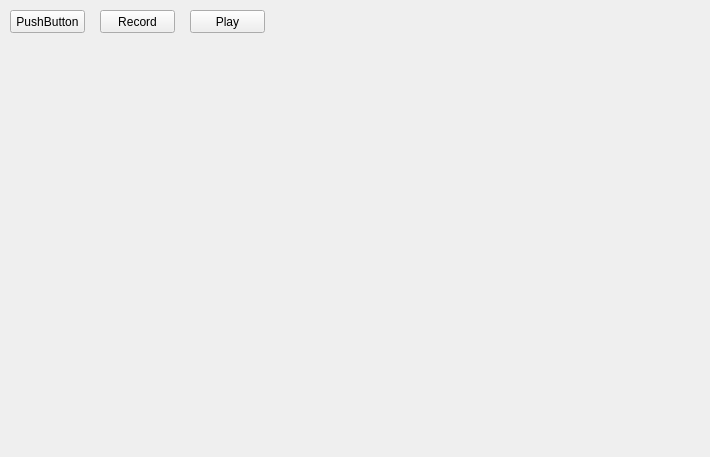
Before: the Qt Designer form Musigen/mainwindow.ui in baukeJansen/Musigen, drawn with Qt 5.
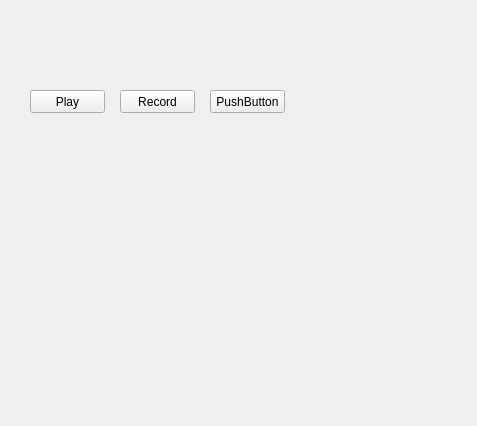
After: the same form once the commit is applied.

Patch:
```diff
--- a/Musigen/mainwindow.ui
+++ b/Musigen/mainwindow.ui
@@ -6,55 +6,19 @@
    <rect>
     <x>0</x>
     <y>0</y>
-    <width>710</width>
-    <height>457</height>
+    <width>477</width>
+    <height>426</height>
    </rect>
   </property>
   <property name="windowTitle">
    <string>MainWindow</string>
   </property>
   <widget class="QWidget" name="centralWidget">
-   <widget class="QPushButton" name="pushButton">
-    <property name="geometry">
-     <rect>
-      <x>10</x>
-      <y>10</y>
-      <width>75</width>
-      <height>23</height>
-     </rect>
-    </property>
-    <property name="text">
-     <string>PushButton</string>
-    </property>
-   </widget>
-   <widget class="QWidget" name="notefieldWrapper" native="true">
-    <property name="geometry">
-     <rect>
-      <x>310</x>
-      <y>140</y>
-      <width>391</width>
-      <height>291</height>
-     </rect>
-    </property>
-   </widget>
-   <widget class="QPushButton" name="Record">
-    <property name="geometry">
-     <rect>
-      <x>100</x>
-      <y>10</y>
-      <width>75</width>
-      <height>23</height>
-     </rect>
-    </property>
-    <property name="text">
-     <string>Record</string>
-    </property>
-   </widget>
    <widget class="QPushButton" name="Play">
     <property name="geometry">
      <rect>
-      <x>190</x>
-      <y>10</y>
+      <x>30</x>
+      <y>90</y>
       <width>75</width>
       <height>23</height>
      </rect>
@@ -63,6 +27,32 @@
      <string>Play</string>
     </property>
    </widget>
+   <widget class="QPushButton" name="Record">
+    <property name="geometry">
+     <rect>
+      <x>120</x>
+      <y>90</y>
+      <width>75</width>
+      <height>23</height>
+     </rect>
+    </property>
+    <property name="text">
+     <string>Record</string>
+    </property>
+   </widget>
+   <widget class="QPushButton" name="pushButton">
+    <property name="geometry">
+     <rect>
+      <x>210</x>
+      <y>90</y>
+      <width>75</width>
+      <height>23</height>
+     </rect>
+    </property>
+    <property name="text">
+     <string>PushButton</string>
+    </property>
+   </widget>
   </widget>
  </widget>
  <layoutdefault spacing="6" margin="11"/>
```
